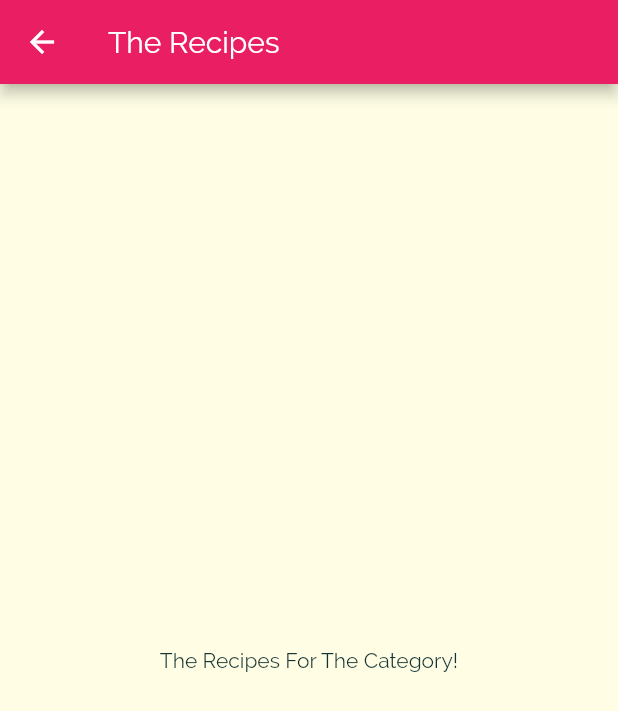
After one commit to candidoalfilho/MealsApp, a Flutter app: the screen it shows after launch, after a tap on "Italian", on a phone screen of 412 x 824 dp. The commit adds this screen. Shown: the top 711 px of the screen. Run offline on Flutter 3.47's test engine with Material 2 defaults, Android fonts, the phone set to English and light mode, and no system bars.

Commit message:
Navigating to a new page

```diff
--- a/lib/category_item.dart
+++ b/lib/category_item.dart
@@ -1,4 +1,5 @@
 import 'package:flutter/material.dart';
+import 'package:flutter_complete_guide/category_meals_screen.dart';
 
 class CategoryItem extends StatelessWidget {
   final String title;
@@ -6,9 +7,19 @@
 
   CategoryItem(this.title, this.color);
 
+  void selectCategory(BuildContext ctx) {
+    Navigator.of(ctx).push(MaterialPageRoute(builder: (_) {
+      return CategoryMealsScreen();
+    },),);
+  }
+
   @override
   Widget build(BuildContext context) {
-    return Container(
+    return InkWell(
+      onTap: () => selectCategory(context),
+      splashColor: Theme.of(context).primaryColor,
+      borderRadius: BorderRadius.circular(15),
+      child: Container(
         padding: const EdgeInsets.all(15),
         child: Text(
           title,
@@ -25,6 +36,7 @@
           ),
           borderRadius: BorderRadius.circular(15),
         ),
+      ),
     );
   }
 }
--- /dev/null
+++ b/lib/category_meals_screen.dart
@@ -0,0 +1,15 @@
+import 'package:flutter/material.dart';
+
+class CategoryMealsScreen extends StatelessWidget {
+  @override
+  Widget build(BuildContext context) {
+    return Scaffold(
+      appBar: AppBar(title: Text('The Recipes'),),
+      body: Center(
+        child: Text(
+          'The Recipes For The Category!',
+        ),
+      ),
+    );
+  }
+}
```
Lines whose indentation alone changed are shown as unchanged.
